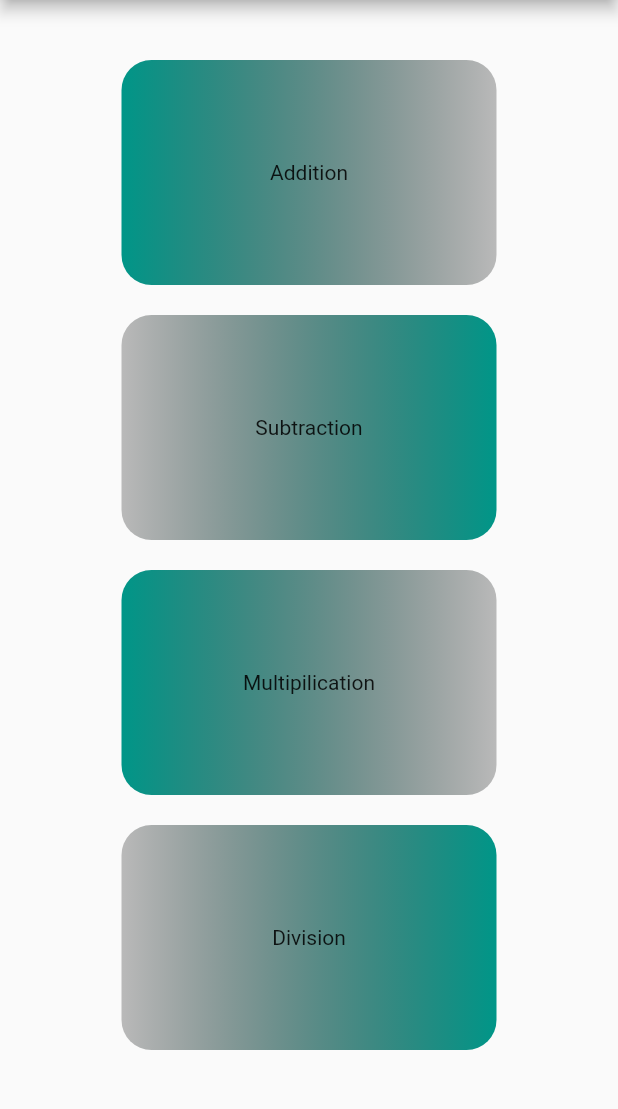
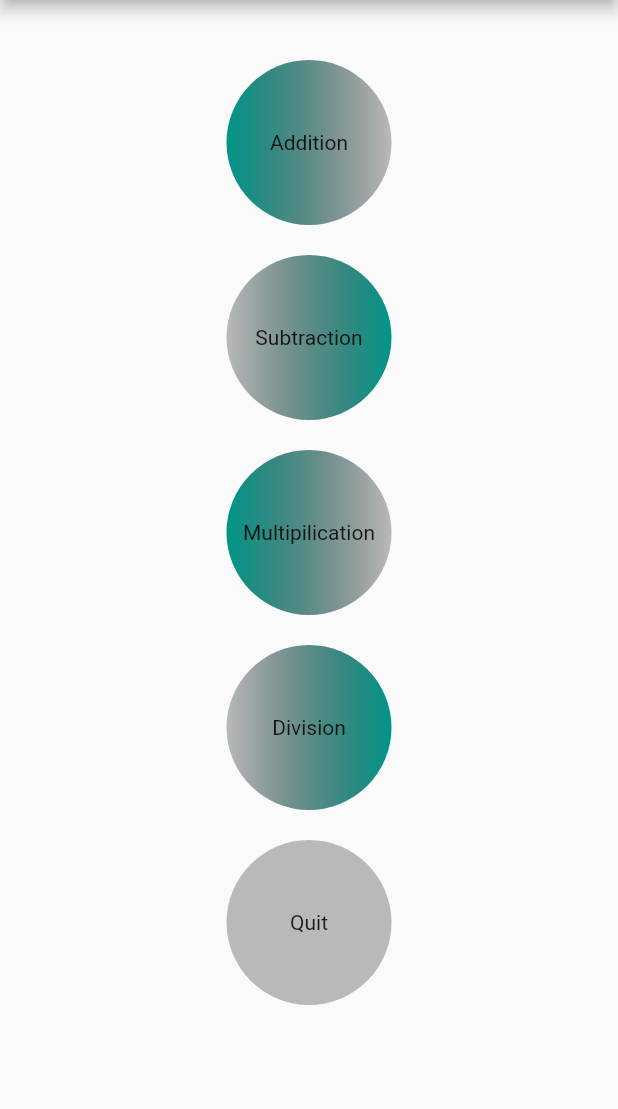
Before and after one commit to ankith1998/Calculator, a Flutter app: the screen it shows after launch, on a phone screen of 412 x 824 dp, the part 84-1193 px from its top. Run offline on Flutter 3.47's test engine with Material 2 defaults, Android fonts, the phone set to English and light mode, and no system bars.

Commit message:
Quit button added

```diff
--- a/lib/pages/operation.dart
+++ b/lib/pages/operation.dart
@@ -1,3 +1,5 @@
+import 'dart:io';
+
 import 'package:calculator/pages/add.dart';
 import 'package:calculator/pages/division.dart';
 import 'package:calculator/pages/multiply.dart';
@@ -7,7 +9,8 @@ import 'package:flutter/material.dart';
 class Login extends StatelessWidget {
   @override
   Widget build(BuildContext context) {
-    return Container(
+    return SingleChildScrollView(
+      child: Container(
         child: Column(
           children: [
             SizedBox(height: 40.0,),
@@ -17,11 +20,11 @@ class Login extends StatelessWidget {
               },
               child: Center(
                 child: Container(
-                width: 250.0,
-                height: 150.0,
+                  width: 110.0,
+                  height: 110.0,
                   child: Center(child: Text("Addition")),
                   decoration: BoxDecoration(
-                  borderRadius: BorderRadius.circular(20.0),
+                    borderRadius: BorderRadius.circular(100.0),
                     gradient: LinearGradient(colors: [Colors.teal,Colors.black26]),
                   ),
                 ),
@@ -33,11 +36,11 @@ class Login extends StatelessWidget {
                 Navigator.of(context).push(MaterialPageRoute(builder: (context)=>Subtr()));
               },
               child: Container(
-              width: 250.0,
-              height: 150.0,
+                width: 110.0,
+                height: 110.0,
                 child: Center(child: Text("Subtraction")),
                 decoration: BoxDecoration(
-                borderRadius: BorderRadius.circular(20.0),
+                  borderRadius: BorderRadius.circular(100.0),
                   gradient: LinearGradient(colors: [Colors.black26,Colors.teal])
                 ),
               ),
@@ -49,11 +52,11 @@ class Login extends StatelessWidget {
                     MaterialPageRoute(builder: (context) => Multiply()));
               },
               child: Container(
-              width: 250.0,
-              height: 150.0,
+                width: 110.0,
+                height: 110.0,
                 child: Center(child: Text("Multipilication")),
                 decoration: BoxDecoration(
-                borderRadius: BorderRadius.circular(20.0),
+                  borderRadius: BorderRadius.circular(100.0),
                   gradient: LinearGradient(colors: [Colors.teal,Colors.black26]),
                 ),
               ),
@@ -64,17 +67,32 @@ class Login extends StatelessWidget {
                 Navigator.of(context).push(MaterialPageRoute(builder: (context)=>Div()));
               },
               child: Container(
-              width: 250.0,
-              height: 150.0,
+                width: 110.0,
+                height: 110.0,
                 child: Center(child: Text("Division")),
                 decoration: BoxDecoration(
-                borderRadius: BorderRadius.circular(20.0),
+                  borderRadius: BorderRadius.circular(100.0),
                   gradient: LinearGradient(colors: [Colors.black26, Colors.teal]),
+                ),
+              ),
+            ),
+            SizedBox(height: 20.0,),
+            GestureDetector(
+              onTap: (){exit(0);
+              },
+              child: Container(
+                width: 110.0,
+                height: 110.0,
+                child: Center(child: Text("Quit")),
+                decoration: BoxDecoration(
+                  borderRadius: BorderRadius.circular(100.0),
+                  color: Colors.black26,
                 ),
               ),
             )
           ],
         ),
+      ),
     );
   }
 }
```
Also changed, not shown: lib/pages/division.dart (indentation only). Lines whose indentation alone changed are shown as unchanged.
